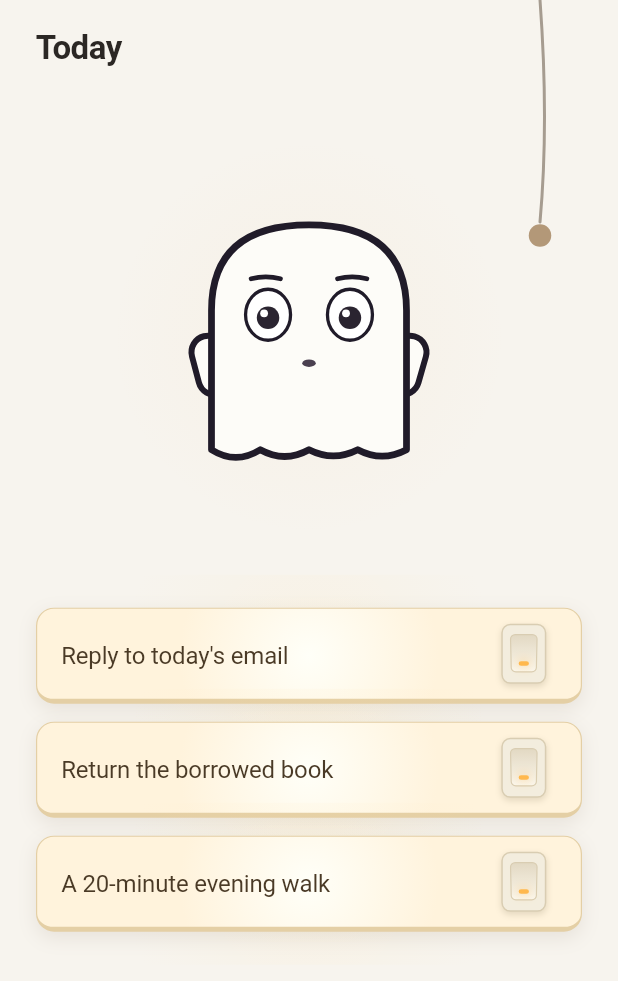
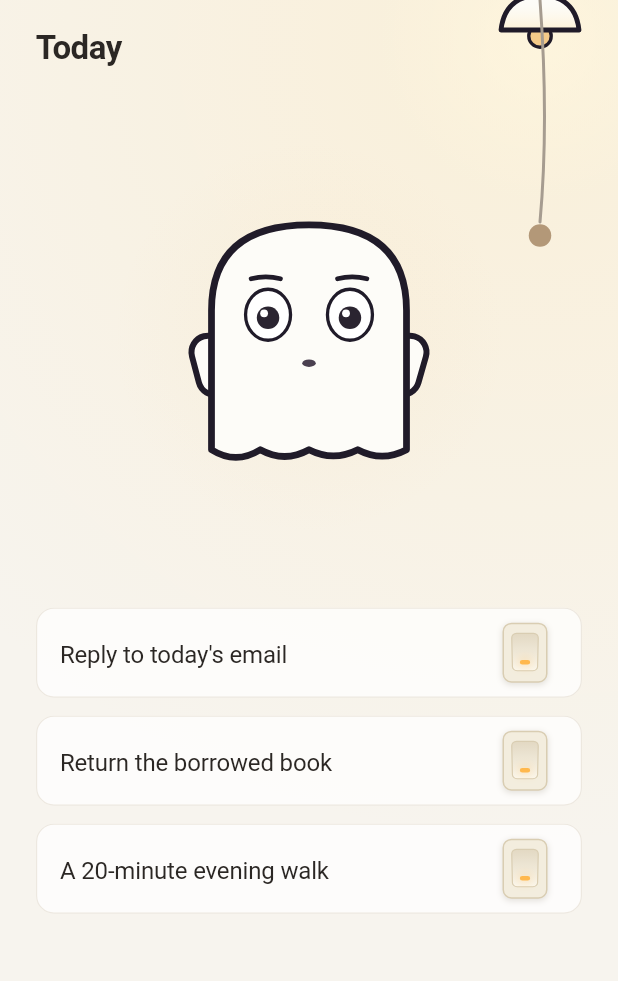
Before and after one commit to RyanYJOh/unwind, a Flutter app: the screen it shows after launch, after a tap on "Go turn off the lights", on a phone screen of 412 x 824 dp. Shown: the top 981 px of the screen. Run offline on Flutter 3.47's test engine with Material 3 defaults, Android fonts, the phone set to English and light mode, and no system bars; our stand-ins replace audioplayers, drift, drift_flutter, flutter_local_notifications, flutter_riverpod, rive and 2 more; accounts and stored records are empty; generated files the repository leaves out were written again; Roboto replaces fonts that are missing (Pretendard); statements that could not run were skipped.

Commit message:
디자인 개편: 천장 조명 컨셉 (kRoomDesign 한 줄로 롤백 가능) + 0.1.0+4
- design_variant.dart: RoomDesign.ceilingLight ↔ fluorescent 스위치 —
  기존 형광등 패널 코드 전부 보존 (롤백 = 상수 한 줄)
- CeilingLight: 우측 상단 갓+전구(잉크 아웃라인, 캐릭터와 톤 통일),
  이중 발광, 조도(1-t) 비례 감쇠 + 호흡. 전등 줄이 등 아래로 늘어짐
- LampRow: 천장 조명 디자인에서는 담백한 스위치 행(발광은 조명의 몫),
  §9.2 텍스트 흐려짐 유지. 주간 스트립 우측에 조명 자리 확보
- 도미노 마이크로 바운스: 순차 소등 시 각 항목 240ms 통통
  (0.945→1.03→1, 두 디자인 공통)
- Info.plist: ITSAppUsesNonExemptEncryption=false — Transporter
  업로드 후 수출 규정 질문 제거
- 테스트 58개 통과, 시뮬레이터 육안 검증 (조명 감쇠·다크 전환)

Co-Authored-By: Claude Opus 4.8 <noreply@anthropic.com>

```diff
--- /dev/null
+++ b/lib/core/tokens/design_variant.dart
@@ -0,0 +1,9 @@
+/// 방 디자인 변형 스위치 (개편 2026-08-07).
+///
+/// - [RoomDesign.ceilingLight]: 우측 상단 천장 조명이 방을 밝힌다.
+///   아이템은 벽 스위치 — 하나씩 끄면 천장 조명의 조도가 낮아진다.
+/// - [RoomDesign.fluorescent]: 이전 디자인 — 아이템 자체가 발광하는
+///   형광등 패널. **롤백은 아래 상수 한 줄만 바꾸면 된다.**
+enum RoomDesign { ceilingLight, fluorescent }
+
+const kRoomDesign = RoomDesign.ceilingLight;
--- a/lib/features/today/m0_prototype_screen.dart
+++ b/lib/features/today/m0_prototype_screen.dart
@@ -13,6 +13,8 @@ import '../../core/tokens/spacing.dart';
 import '../../core/tokens/typography.dart';
 import '../../domain/models/lumi_state.dart';
 import '../../domain/services/brightness_engine.dart';
+import '../../core/tokens/design_variant.dart';
+import '../../widgets/ceiling_light.dart';
 import '../../widgets/lamp_row.dart';
 import '../../widgets/lumi/lumi_view.dart';
 import '../../widgets/night_sky.dart';
@@ -341,6 +343,21 @@ class _M0PrototypeScreenState extends State<M0PrototypeScreen>
               ),
             ),
           ),
+          // 천장 조명 (디자인 개편 2026-08-07)
+          if (kRoomDesign == RoomDesign.ceilingLight)
+            Positioned.fill(
+              child: SafeArea(
+                bottom: false,
+                child: AnimatedBuilder(
+                  animation: Listenable.merge([_theme, _pulse, _breath]),
+                  builder: (context, _) => CeilingLight(
+                    light: 1 - _displayT,
+                    breath:
+                        BreathAnimation(_breath).value * (1 - _displayT),
+                  ),
+                ),
+              ),
+            ),
           SafeArea(
             child: Column(
               crossAxisAlignment: CrossAxisAlignment.stretch,
@@ -387,6 +404,7 @@ class _M0PrototypeScreenState extends State<M0PrototypeScreen>
                       isOn: _items[i].visualOn,
                       breath: reduce ? null : BreathAnimation(_breath),
                       onToggle: _pulled ? null : () => _toggle(i),
+                      dominoBounce: _pulled, // 순차 통통 (개편)
                     ),
                   ),
                 ),
--- a/lib/features/today/today_screen.dart
+++ b/lib/features/today/today_screen.dart
@@ -14,6 +14,8 @@ import '../../core/tokens/typography.dart';
 import '../../data/db/database.dart';
 import '../../data/db/tables/tables.dart';
 import '../../domain/models/lumi_state.dart';
+import '../../core/tokens/design_variant.dart';
+import '../../widgets/ceiling_light.dart';
 import '../../widgets/lamp_row.dart';
 import '../../widgets/lumi/lumi_view.dart';
 import '../../widgets/night_sky.dart';
@@ -352,6 +354,23 @@ class _TodayScreenState extends ConsumerState<TodayScreen>
               ),
             ),
           ),
+          // 천장 조명 (디자인 개편 2026-08-07) — 우측 상단, 전등 줄 위.
+          // 남은 할 일 = 남은 빛. 스위치를 끌수록 어두워진다.
+          if (kRoomDesign == RoomDesign.ceilingLight)
+            Positioned.fill(
+              child: SafeArea(
+                bottom: false,
+                child: AnimatedBuilder(
+                  animation: Listenable.merge([_theme, _pulse, _breath]),
+                  builder: (context, _) => CeilingLight(
+                    light: 1 - _displayT,
+                    breath: reduce
+                        ? 0
+                        : BreathAnimation(_breath).value * (1 - _displayT),
+                  ),
+                ),
+              ),
+            ),
           SafeArea(
             child: Column(
               crossAxisAlignment: CrossAxisAlignment.stretch,
@@ -463,6 +482,7 @@ class _TodayScreenState extends ConsumerState<TodayScreen>
                               onLongPress: _dominoRunning
                                   ? null
                                   : () => _showItemMenu(todo),
+                              dominoBounce: _dominoRunning, // 순차 통통 (개편)
                             );
                           },
                         ),
--- a/lib/features/week/weekly_strip.dart
+++ b/lib/features/week/weekly_strip.dart
@@ -50,8 +50,12 @@ class _WeeklyStripState extends ConsumerState<WeeklyStrip> {
         label: l10n.thisWeekLabel,
         button: true,
         child: Padding(
-          padding: const EdgeInsets.symmetric(
-              horizontal: UnwindSpacing.s24, vertical: UnwindSpacing.s8),
+          // 우측은 천장 조명 자리 (디자인 개편 2026-08-07)
+          padding: const EdgeInsets.only(
+              left: UnwindSpacing.s24,
+              right: UnwindSpacing.s24 + 64,
+              top: UnwindSpacing.s8,
+              bottom: UnwindSpacing.s8),
           child: Row(
             mainAxisAlignment: MainAxisAlignment.spaceBetween,
             children: [
--- /dev/null
+++ b/lib/widgets/ceiling_light.dart
@@ -0,0 +1,156 @@
+import 'package:flutter/widgets.dart';
+
+import '../core/theme/unwind_theme.dart';
+
+/// 천장 조명 (디자인 개편 2026-08-07) — 우측 상단, 전등 줄 위에 달린 등.
+///
+/// 방의 유일한 광원: [light] (0=꺼짐, 1=최대)가 곧 남은 할 일의 양이다.
+/// 스위치를 하나 끌 때마다 이 조명이 조금씩 어두워지고, 화면 전체가
+/// 라이트 → 다크로 이동한다. 전등 줄이 이 등에서 늘어져 있다.
+///
+/// §11: 블러 금지 — 발광은 RadialGradient 레이어로만.
+class CeilingLight extends StatelessWidget {
+  /// 0.0(완전히 꺼짐) ~ 1.0(가장 밝음). 보통 1 - t.
+  final double light;
+
+  /// §5.5 호흡 — 미세한 밝기 요동 (Reduce Motion 시 0)
+  final double breath;
+
+  /// 전등 줄 중심 x가 화면 우측 끝에서 떨어진 거리 (PullCord와 정렬)
+  final double cordCenterFromRight;
+
+  const CeilingLight({
+    super.key,
+    required this.light,
+    this.breath = 0,
+    this.cordCenterFromRight = 52,
+  });
+
+  @override
+  Widget build(BuildContext context) {
+    final colors = UnwindTheme.of(context);
+    return IgnorePointer(
+      child: RepaintBoundary(
+        child: CustomPaint(
+          painter: _CeilingLightPainter(
+            light: light.clamp(0.0, 1.0),
+            breath: breath,
+            cordCenterFromRight: cordCenterFromRight,
+            lampColor: colors.lamp,
+          ),
+          size: Size.infinite,
+        ),
+      ),
+    );
+  }
+}
+
+class _CeilingLightPainter extends CustomPainter {
+  final double light;
+  final double breath;
+  final double cordCenterFromRight;
+  final Color lampColor;
+
+  const _CeilingLightPainter({
+    required this.light,
+    required this.breath,
+    required this.cordCenterFromRight,
+    required this.lampColor,
+  });
+
+  static const _ink = Color(0xFF201B29); // 캐릭터와 같은 잉크 톤
+  static const _shade = Color(0xFFFDFCF8);
+  static const _bulbWarm = Color(0xFFFFE6AE);
+
+  @override
+  void paint(Canvas canvas, Size size) {
+    final cx = size.width - cordCenterFromRight;
+    const topY = 0.0;
+    final l = (light + breath * 2).clamp(0.0, 1.0);
+
+    // ── 빛 — 방을 채우는 발광. 어두워질수록 반경·강도가 줄어든다 ──
+    if (l > 0.01) {
+      final glowC = Offset(cx, topY + 26);
+      // 넓은 번짐 — 화면 상부를 채우는 은은한 빛
+      final wideR = size.width * (0.55 + 0.75 * l);
+      canvas.drawCircle(
+        glowC,
+        wideR,
+        Paint()
+          ..shader = RadialGradient(colors: [
+            _bulbWarm.withValues(alpha: 0.34 * l),
+            _bulbWarm.withValues(alpha: 0.0),
+          ]).createShader(Rect.fromCircle(center: glowC, radius: wideR)),
+      );
+      // 광원 블룸 — 전구에 붙은 눈부심
+      final coreR = 60.0 + 50.0 * l;
+      canvas.drawCircle(
+        glowC,
+        coreR,
+        Paint()
+          ..shader = RadialGradient(colors: [
+            const Color(0xFFFFF7DF).withValues(alpha: 0.75 * l),
+            const Color(0xFFFFF7DF).withValues(alpha: 0.0),
+          ]).createShader(Rect.fromCircle(center: glowC, radius: coreR)),
+      );
+    }
+
+    // ── 전구 — 갓 아래 매달린 작은 구 ──
+    final bulbC = Offset(cx, topY + 24);
+    canvas.drawCircle(
+      bulbC,
+      7.5,
+      Paint()
+        ..color = Color.lerp(
+            const Color(0xFF5A5264), Color.lerp(_bulbWarm, lampColor, 0.3)!,
+            l)!,
+    );
+    canvas.drawCircle(
+      bulbC,
+      7.5,
+      Paint()
+        ..color = _ink
+        ..style = PaintingStyle.stroke
+        ..strokeWidth = 2.2,
+    );
+
+    // ── 갓(shade) — 위가 좁은 돔. 잉크 아웃라인은 캐릭터와 톤 통일 ──
+    final shade = Path()
+      ..moveTo(cx - 26, topY + 20)
+      ..quadraticBezierTo(cx - 24, topY + 2, cx - 9, topY - 2)
+      ..lineTo(cx + 9, topY - 2)
+      ..quadraticBezierTo(cx + 24, topY + 2, cx + 26, topY + 20)
+      ..close();
+    canvas.drawPath(shade, Paint()..color = _shade);
+    // 갓 안쪽 — 켜져 있으면 빛을 머금는다
+    if (l > 0.02) {
+      canvas.drawPath(
+        shade,
+        Paint()
+          ..shader = LinearGradient(
+            begin: Alignment.topCenter,
+            end: Alignment.bottomCenter,
+            colors: [
+              _shade.withValues(alpha: 0),
+              _bulbWarm.withValues(alpha: 0.55 * l),
+            ],
+          ).createShader(Rect.fromLTWH(cx - 26, topY - 2, 52, 24)),
+      );
+    }
+    canvas.drawPath(
+      shade,
+      Paint()
+        ..color = _ink
+        ..style = PaintingStyle.stroke
+        ..strokeWidth = 3.2
+        ..strokeJoin = StrokeJoin.round,
+    );
+  }
+
+  @override
+  bool shouldRepaint(_CeilingLightPainter old) =>
+      old.light != light ||
+      old.breath != breath ||
+      old.cordCenterFromRight != cordCenterFromRight ||
+      old.lampColor != lampColor;
+}
--- a/lib/widgets/lamp_row.dart
+++ b/lib/widgets/lamp_row.dart
@@ -4,6 +4,7 @@ import 'package:flutter/widgets.dart';
 
 import '../core/theme/unwind_theme.dart';
 import '../core/tokens/color_ramp.dart';
+import '../core/tokens/design_variant.dart';
 import '../core/tokens/motion.dart';
 import '../core/tokens/spacing.dart';
 import '../core/tokens/typography.dart';
@@ -30,6 +31,9 @@ class LampRow extends StatefulWidget {
   /// §5.5 호흡 — 켜진 등의 발광만 미세하게 오르내린다. null이면 정지.
   final Animation<double>? breath;
 
+  /// 일괄 소등 도미노 중이면 true — 꺼질 때 마이크로 바운스 (개편 2026-08-07)
+  final bool dominoBounce;
+
   const LampRow({
     super.key,
     required this.title,
@@ -38,6 +42,7 @@ class LampRow extends StatefulWidget {
     this.onTap,
     this.onLongPress,
     this.breath,
+    this.dominoBounce = false,
   });
 
   @override
@@ -54,6 +59,10 @@ class _LampRowState extends State<LampRow> with TickerProviderStateMixin {
   /// 형광등 점화 플리커 (켜질 때만, 380ms)
   late final AnimationController _ignite;
   late final Animation<double> _igniteAnim;
+
+  /// 도미노 마이크로 바운스 (개편 2026-08-07) — 꺼지는 순간 통 하고 튄다
+  late final AnimationController _dominoBounceCtrl;
+  late final Animation<double> _dominoBounceAnim;
 
   static const _totalMs =
       UnwindMotion.afterglowDelayMs + UnwindMotion.afterglowMs; // 260
@@ -105,6 +114,23 @@ class _LampRowState extends State<LampRow> with TickerProviderStateMixin {
           weight: 40),
     ]).animate(_ignite);
     if (widget.isOn) _ignite.value = 1.0;
+
+    _dominoBounceCtrl = AnimationController(
+        vsync: this, duration: const Duration(milliseconds: 240));
+    _dominoBounceAnim = TweenSequence<double>([
+      TweenSequenceItem(
+          tween: Tween(begin: 1.0, end: 0.945)
+              .chain(CurveTween(curve: Curves.easeOut)),
+          weight: 34),
+      TweenSequenceItem(
+          tween: Tween(begin: 0.945, end: 1.03)
+              .chain(CurveTween(curve: Curves.easeOut)),
+          weight: 33),
+      TweenSequenceItem(
+          tween: Tween(begin: 1.03, end: 1.0)
+              .chain(CurveTween(curve: Curves.easeIn)),
+          weight: 33),
+    ]).animate(_dominoBounceCtrl);
   }
 
   @override
@@ -116,6 +142,9 @@ class _LampRowState extends State<LampRow> with TickerProviderStateMixin {
         _ignite.forward(from: 0); // 형광등 점화
       } else {
         _off.forward();
+        if (widget.dominoBounce) {
+          _dominoBounceCtrl.forward(from: 0); // 순차 소등의 통통 (개편)
+        }
       }
     }
   }
@@ -125,6 +154,7 @@ class _LampRowState extends State<LampRow> with TickerProviderStateMixin {
     _off.dispose();
     _press.dispose();
     _ignite.dispose();
+    _dominoBounceCtrl.dispose();
     super.dispose();
   }
 
@@ -138,8 +168,13 @@ class _LampRowState extends State<LampRow> with TickerProviderStateMixin {
   Widget build(BuildContext context) {
     final colors = UnwindTheme.of(context);
     final l10n = AppLocalizations.of(context);
-    // 어두운 방일수록 켜진 형광등이 눈부시다 — 전역 조도 t에 비례한 발광 증폭
-    final darkBoost = 0.55 + 1.25 * colors.t;
+
+    // 디자인 스위치 (개편 2026-08-07): 천장 조명 ↔ 형광등 패널.
+    // 도미노 마이크로 바운스는 두 디자인 공통.
+    final body = switch (kRoomDesign) {
+      RoomDesign.ceilingLight => _buildSwitchRow(context, colors, l10n),
+      RoomDesign.fluorescent => _buildFluorescent(context, colors, l10n),
+    };
 
     return Padding(
       padding: const EdgeInsets.symmetric(
@@ -151,7 +186,78 @@ class _LampRowState extends State<LampRow> with TickerProviderStateMixin {
         child: Semantics(
           label: widget.title,
           button: true,
-          child: AnimatedBuilder(
+          child: ScaleTransition(
+            scale: _dominoBounceAnim,
+            child: body,
+          ),
+        ),
+      ),
+    );
+  }
+
+  /// 천장 조명 디자인 (개편 2026-08-07): 아이템 = 벽 스위치 행.
+  /// 발광은 천장 조명의 몫 — 행은 담백한 스위치 + 라벨.
+  Widget _buildSwitchRow(
+      BuildContext context, UnwindColors colors, AppLocalizations l10n) {
+    return AnimatedBuilder(
+      animation: _off,
+      builder: (context, _) {
+        final lit = 1 - _coreOff.value;
+        return DecoratedBox(
+          decoration: BoxDecoration(
+            color: colors.surface
+                .withValues(alpha: colors.surface.a * (0.35 + 0.4 * lit)),
+            borderRadius: BorderRadius.circular(UnwindRadius.md),
+            border: Border.all(
+                color:
+                    colors.border.withValues(alpha: 0.35 + 0.35 * lit),
+                width: 0.8),
+          ),
+          child: ConstrainedBox(
+            constraints: const BoxConstraints(
+                minHeight: UnwindTouch.minTarget + 8),
+            child: Padding(
+              padding: const EdgeInsets.symmetric(
+                  horizontal: UnwindSpacing.s16,
+                  vertical: UnwindSpacing.s8),
+              child: Row(
+                children: [
+                  Expanded(
+                    child: Opacity(
+                      // §9.2: 꺼진 항목 텍스트 흐려짐 유지
+                      opacity: UnwindMotion.textFadedOpacity +
+                          (1 - UnwindMotion.textFadedOpacity) * lit,
+                      child: PrimaryText(widget.title,
+                          style: UnwindType.body),
+                    ),
+                  ),
+                  const SizedBox(width: UnwindSpacing.s12),
+                  LampSwitch(
+                    isOn: widget.isOn,
+                    lit: lit,
+                    press: _press,
+                    colors: colors,
+                    enabled: widget.onToggle != null,
+                    onTap: _handleToggle,
+                    semanticsOn: l10n.lampOn,
+                    semanticsOff: l10n.lampOff,
+                  ),
+                ],
+              ),
+            ),
+          ),
+        );
+      },
+    );
+  }
+
+  /// 형광등 패널 디자인 (롤백용 보존 — kRoomDesign.fluorescent)
+  Widget _buildFluorescent(
+      BuildContext context, UnwindColors colors, AppLocalizations l10n) {
+    // 어두운 방일수록 켜진 형광등이 눈부시다 — 전역 조도 t에 비례한 발광 증폭
+    final darkBoost = 0.55 + 1.25 * colors.t;
+
+    return AnimatedBuilder(
             animation: Listenable.merge(
                 [_off, _ignite, if (widget.breath != null) widget.breath!]),
             builder: (context, child) {
@@ -301,10 +407,7 @@ class _LampRowState extends State<LampRow> with TickerProviderStateMixin {
                 ],
               );
             },
-          ),
-        ),
-      ),
-    );
+          );
   }
 }
 
--- a/pubspec.yaml
+++ b/pubspec.yaml
@@ -2,7 +2,7 @@ name: unwind
 description: "하루를 끝내는 앱. 할 일을 지울 때마다 집의 불이 꺼지고, 마지막 불이 꺼지면 Lumi가 잠든다."
 publish_to: 'none'
 
-version: 0.1.0+3
+version: 0.1.0+4
 
 environment:
   sdk: ^3.12.2
```
Also changed, not shown: 4 other files.
